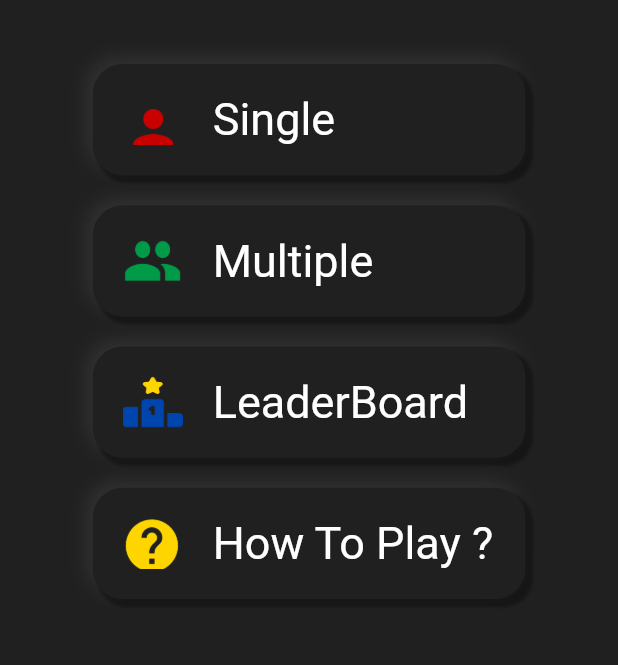
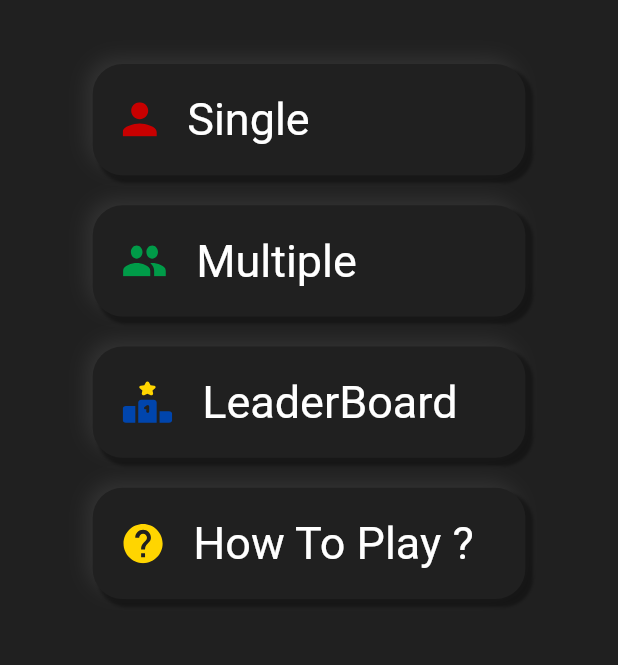
Before and after one commit to lvxduck/rubikRace, a Flutter app: the screen it shows after launch, on a phone screen of 412 x 824 dp, the part 260-925 px from its top. Run offline on Flutter 3.47's test engine with Material 2 defaults, Android fonts, the light colour scheme and no system bars; our stand-ins replace flutter_svg; Roboto replaces fonts that are missing (Academy Engraved LET).

Commit message:
fix screen rubik_home

```diff
--- a/lib/material/button.dart
+++ b/lib/material/button.dart
@@ -1,4 +1,5 @@
 import 'package:flutter/material.dart';
+import 'package:flutter_svg/flutter_svg.dart';
 import 'package:rubik_race/core/constants/palette.dart';
 class Button extends StatelessWidget {
   const Button({
@@ -13,6 +14,12 @@ class Button extends StatelessWidget {
   Widget build(BuildContext context) {
     return Padding(
       padding: EdgeInsets.only(left: size.width * 0.15),
+      child: InkWell(
+        onTap: (){
+          print("tap");
+        },
+        highlightColor: Colors.white,
+        borderRadius: BorderRadius.circular(20),
         child: Container(
           width: size.width * 0.7,
           height: size.height * 0.09,
@@ -36,24 +43,15 @@ class Button extends StatelessWidget {
           child: Row(
             children: [
               Padding(
-              padding: const EdgeInsets.all(
-                  20),
-              child: Container(
-                width: 40,
-                height: 40,
-                decoration: BoxDecoration(
-                    image: DecorationImage(
-                      image: AssetImage(imgUrl),
-                      fit: BoxFit.cover,
-                    )
-                ),
-              ),
+                padding: const EdgeInsets.symmetric(horizontal: 20, vertical: 10),
+                child: SvgPicture.asset(imgUrl),
               ),
               Text("${textName}",
                 style: TextStyle(fontSize: 30, color: Colors.white),)
             ],
           ),
         ),
+      ),
     );
   }
 }
--- a/lib/material/title_rubik.dart
+++ b/lib/material/title_rubik.dart
@@ -6,8 +6,9 @@ class TitleRubik extends StatelessWidget {
 
   @override
   Widget build(BuildContext context) {
+    var size=MediaQuery.of(context).size;
     return Padding(
-      padding: const EdgeInsets.symmetric(horizontal: 43, vertical: 23),
+      padding: EdgeInsets.symmetric(horizontal: 43, vertical: 23),
       child: RichText(
         text: TextSpan(
             children: [
--- a/lib/screens/rubik_race_home.dart
+++ b/lib/screens/rubik_race_home.dart
@@ -16,13 +16,29 @@ class RubikRaceHome extends StatelessWidget {
           children: [
             TitleRubik(),
             SizedBox(height: 20,),
-            Button(size: size, imgUrl:"assets/images/person.png", textName: "Single",),
+            Button(size: size, imgUrl:"assets/images/persional.svg", textName: "Single",),
             SizedBox(height: 20,),
-            Button(size: size, imgUrl:"assets/images/people.png", textName: "Multiple",),
+            Button(size: size, imgUrl:"assets/images/multi.svg", textName: "Multiple",),
             SizedBox(height: 20,),
-            Button(size: size, imgUrl:"assets/images/podium 1.png", textName: "LeaderBoard",),
+            Button(size: size, imgUrl:"assets/images/leader.svg", textName: "LeaderBoard",),
             SizedBox(height: 20,),
-            Button(size: size, imgUrl:"assets/images/home.png", textName: "How To Play ?",),
+            Button(size: size, imgUrl:"assets/images/help.svg", textName: "How To Play ?",),
+            SizedBox(height: 5,),
+            // Padding(
+            //   padding: const EdgeInsets.only(left: 32, bottom: 10),
+            //   child: Row(
+            //     crossAxisAlignment: CrossAxisAlignment.end,
+            //     mainAxisSize: MainAxisSize.max,
+            //     children: [
+            //       SizedBox(
+            //         height: 90,
+            //         child: Image.asset("assets/logos/logo_company.png"),
+            //       ),
+            //       SizedBox(width: 28),
+            //       const Text("XDUCK", style: const TextStyle(color: Colors.white, fontSize: 22)),
+            //     ],
+            //   ),
+            // )
           ],
         ),
       ),
--- a/pubspec.yaml
+++ b/pubspec.yaml
@@ -28,6 +28,7 @@ dependencies:
   # The following adds the Cupertino Icons font to your application.
   # Use with the CupertinoIcons class for iOS style icons.
   cupertino_icons: ^1.0.0
+  flutter_svg: ^0.22.0
 
 dev_dependencies:
   flutter_test:
```
Also changed, not shown: assets/images/help.svg (added), assets/images/leader.svg (added), assets/images/multi.svg (added), assets/images/persional.svg (added), pubspec.lock. Lines whose indentation alone changed are shown as unchanged.
